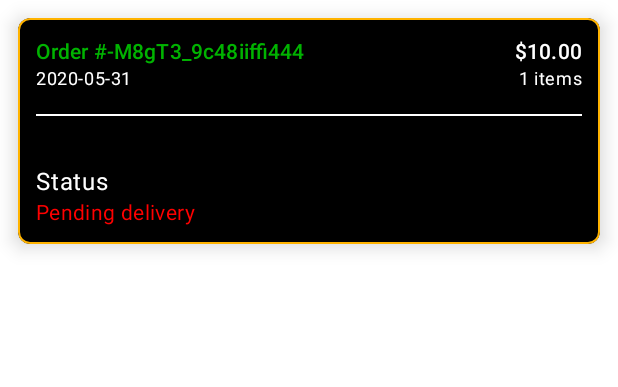
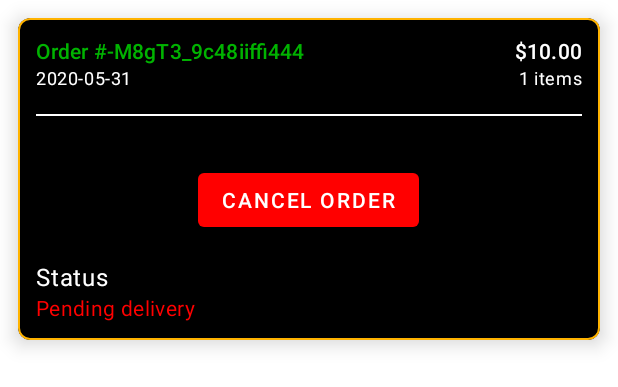
Before and after one commit to Rashmeet14/finalproject2020, an Android app: the layout item_received_order_client.xml on its own in the app's theme, with its tools: preview values and no code run, on a phone screen of 412 x 824 dp. Shown: the top 387 px of the screen. Run offline under Robolectric (Android 15) with nearby library versions, the light colour scheme and no system bars.

Commit message:
Add button for cancelling order for clients

```diff
--- a/app/src/main/java/com/cegep/saporiitaliano/main/orders/received/ReceivedOrderClickListener.java
+++ b/app/src/main/java/com/cegep/saporiitaliano/main/orders/received/ReceivedOrderClickListener.java
@@ -7,4 +7,6 @@
     void onAcceptButtonClicked(T item, int position);
 
     void onDeclineButtonClicked(T item, int position);
+
+    void onCancelButtonClicked(T item, int position);
 }
--- a/app/src/main/res/layout/item_received_order_client.xml
+++ b/app/src/main/res/layout/item_received_order_client.xml
@@ -82,6 +82,17 @@
             android:layout_marginTop="16dp"
             android:orientation="vertical" />
 
+        <com.google.android.material.button.MaterialButton
+            android:id="@+id/cancel_order_button"
+            android:layout_width="wrap_content"
+            android:layout_height="wrap_content"
+            android:layout_gravity="center_horizontal"
+            android:layout_marginTop="16dp"
+            android:paddingTop="0dp"
+            android:paddingBottom="0dp"
+            android:text="@string/cancel_order"
+            app:backgroundTint="@color/red" />
+
         <TextView
             android:layout_width="wrap_content"
             android:layout_height="wrap_content"
--- a/app/src/main/res/values/strings.xml
+++ b/app/src/main/res/values/strings.xml
@@ -51,4 +51,5 @@
     <string name="choose_image">Choose Image</string>
     <string name="add_product">Add Product</string>
     <string name="decline_order">Decline Order</string>
+    <string name="cancel_order">Cancel Order</string>
 </resources>
```
Also changed, not shown: app/src/main/java/com/cegep/saporiitaliano/main/orders/received/ReceivedOrdersFragment.java (+20 -0 lines), app/src/main/java/com/cegep/saporiitaliano/main/orders/received/ReceivedOrdersViewHolder.java (+7 -0 lines).
